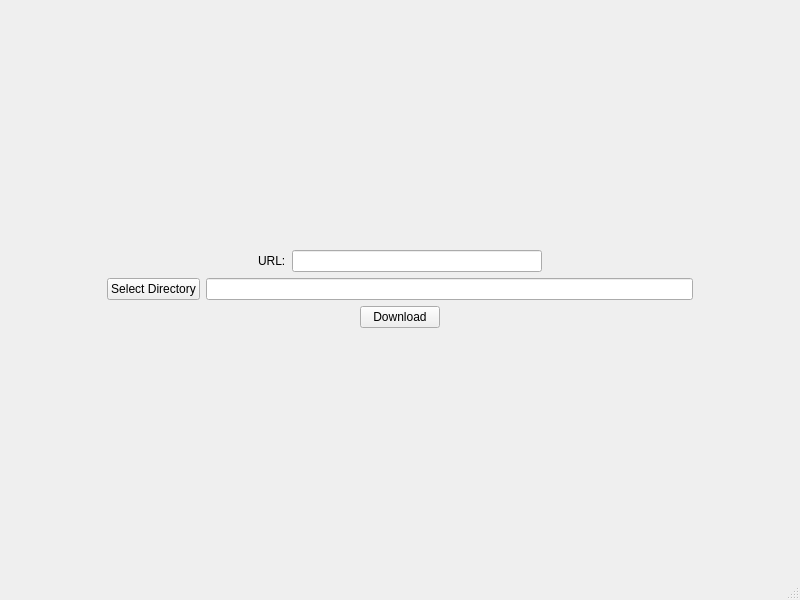
Old version of the form maingui.ui in the repository Bundes197/yt-dlp-gui.
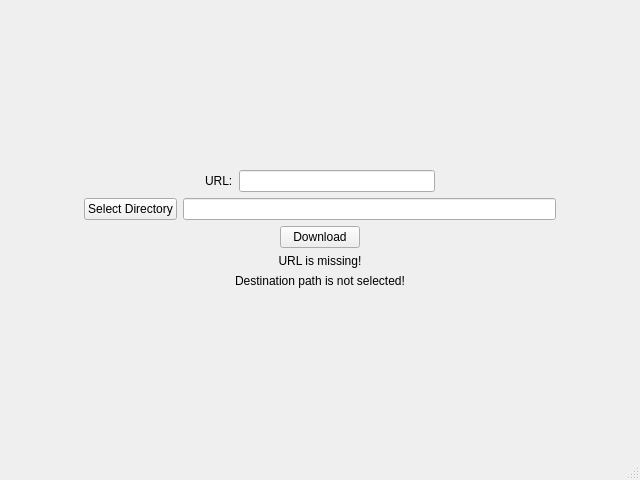
New version of the form.

Commit message: feat: add error messages for input

```diff
--- a/maingui.ui
+++ b/maingui.ui
@@ -6,8 +6,8 @@
    <rect>
     <x>0</x>
     <y>0</y>
-    <width>800</width>
-    <height>600</height>
+    <width>640</width>
+    <height>480</height>
    </rect>
   </property>
   <property name="windowTitle">
@@ -155,6 +155,29 @@
       </item>
      </layout>
     </item>
+    <item>
+     <widget class="QLabel" name="urlErrorLabel">
+      <property name="enabled">
+       <bool>true</bool>
+      </property>
+      <property name="text">
+       <string>URL is missing!</string>
+      </property>
+      <property name="alignment">
+       <set>Qt::AlignmentFlag::AlignCenter</set>
+      </property>
+     </widget>
+    </item>
+    <item>
+     <widget class="QLabel" name="pathErrorLabel">
+      <property name="text">
+       <string>Destination path is not selected!</string>
+      </property>
+      <property name="alignment">
+       <set>Qt::AlignmentFlag::AlignCenter</set>
+      </property>
+     </widget>
+    </item>
     <item>
      <spacer name="verticalSpacer_2">
       <property name="orientation">
```
Left out of the diff: 2 changed lines with no effect on the pictures. The commit also changes 1 other file.
